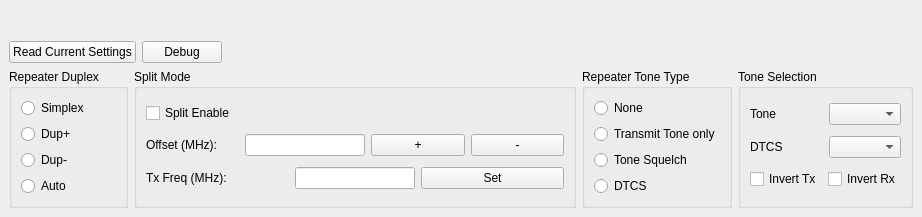
Above: repeatersetup.ui from adecarolis/wfweb before the change. Below: the same form after it.
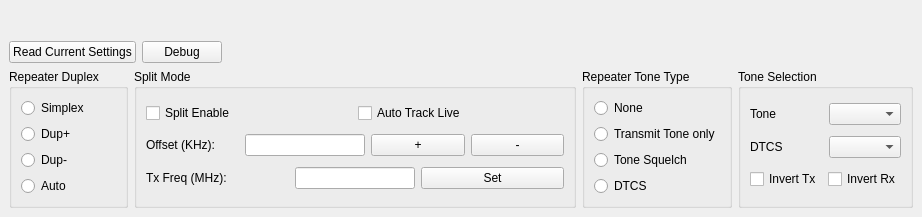
That is the form after the change.

Commit message: Refined split interface controls. Offset is KHz, automatic tracking mode added.

What changed in the file:
```diff
--- a/repeatersetup.ui
+++ b/repeatersetup.ui
@@ -126,6 +126,8 @@
         </property>
         <layout class="QVBoxLayout" name="verticalLayout_5">
          <item>
+          <layout class="QHBoxLayout" name="horizontalLayout_8">
+           <item>
           <widget class="QCheckBox" name="splitEnableChk">
            <property name="text">
             <string>Split Enable</string>
@@ -133,11 +135,20 @@
           </widget>
          </item>
          <item>
+            <widget class="QCheckBox" name="autoTrackLiveBtn">
+             <property name="text">
+              <string>Auto Track Live</string>
+             </property>
+            </widget>
+           </item>
+          </layout>
+         </item>
+         <item>
           <layout class="QHBoxLayout" name="horizontalLayout_6">
            <item>
             <widget class="QLabel" name="label_3">
              <property name="text">
-              <string>Offset (MHz):</string>
+              <string>Offset (KHz):</string>
              </property>
             </widget>
            </item>
```
Lines whose indentation alone changed are shown as unchanged. The commit also changes 2 other files.
